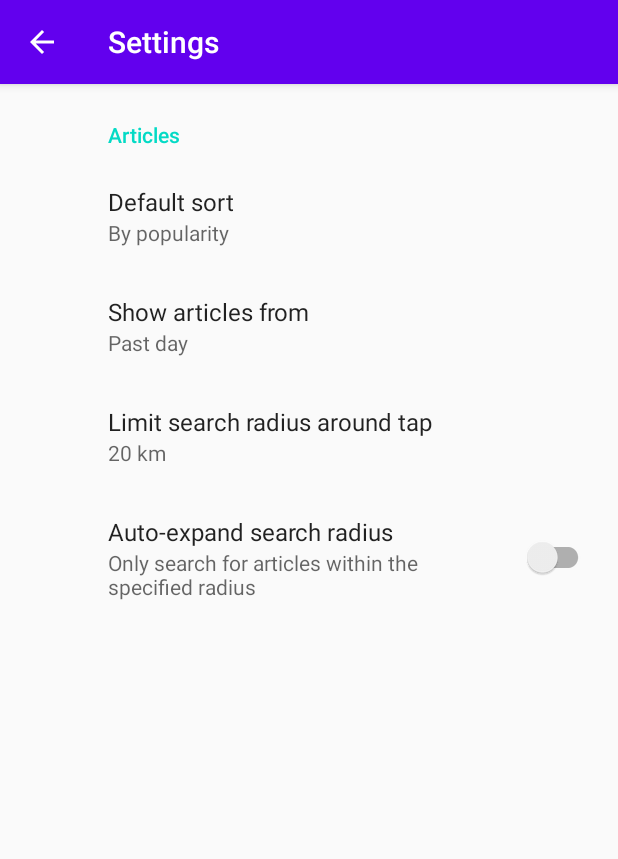
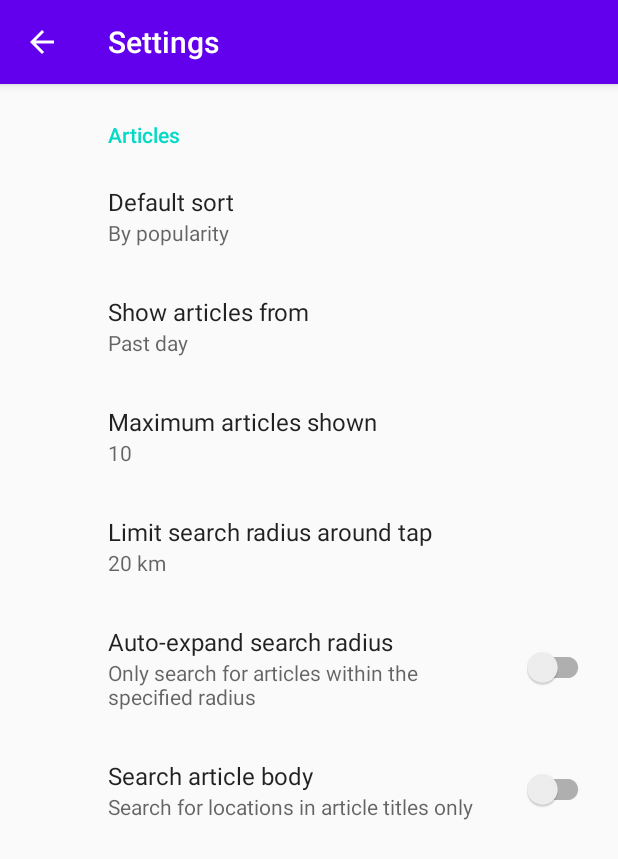
Before and after one commit to XhenryZhang/urth, an Android app: the SettingsActivity screen opened directly, with no data from a screen before it, on a phone screen of 412 x 824 dp. Shown: the top 859 px of the screen. Run offline under Robolectric (Android 15) with nearby library versions, the phone set to English and light mode, and no system bars; our stand-ins replace androidx.preference.

```diff
--- a/app/src/main/res/values/arrays.xml
+++ b/app/src/main/res/values/arrays.xml
@@ -6,9 +6,9 @@
         <item>By popularity</item>
     </string-array>
     <string-array name="default_sort_values">
-        <item>date</item>
-        <item>relevancy</item>
-        <item>popularity</item>
+        <item>by_date</item>
+        <item>by_relevancy</item>
+        <item>by_popularity</item>
     </string-array>
 
     <!-- Recency Filter Preferences -->
@@ -30,9 +30,9 @@
         <item>20</item>
     </string-array>
     <string-array name="max_articles_values">
-        <item>5</item>
-        <item>10</item>
-        <item>20</item>
+        <item>five</item>
+        <item>ten</item>
+        <item>twenty</item>
     </string-array>
 
     <!-- Search Radius Preferences -->
@@ -42,8 +42,8 @@
         <item>60 km</item>
     </string-array>
     <string-array name="search_radius_values">
-        <item>20</item>
-        <item>40</item>
-        <item>60</item>
+        <item>twenty</item>
+        <item>forty</item>
+        <item>sixty</item>
     </string-array>
 </resources>
--- a/app/src/main/res/values/strings.xml
+++ b/app/src/main/res/values/strings.xml
@@ -31,4 +31,7 @@
     <string name="expand_search_title">Auto-expand search radius</string>
     <string name="expand_search_summary_off">Only search for articles within the specified radius</string>
     <string name="expand_search_summary_on">Expand search radius if no nearby articles are found</string>
+    <string name="search_article_body_title">Search article body</string>
+    <string name="search_article_body_summary_off">Search for locations in article titles only</string>
+    <string name="search_article_body_summary_on">Search for locations in article bodies</string>
 </resources>
--- a/app/src/main/res/xml/root_preferences.xml
+++ b/app/src/main/res/xml/root_preferences.xml
@@ -3,7 +3,7 @@
     <PreferenceCategory app:title="@string/articles_header">
 
         <ListPreference
-            app:defaultValue="popularity"
+            app:defaultValue="by_popularity"
             app:entries="@array/default_sort_entries"
             app:entryValues="@array/default_sort_values"
             app:key="default_sort"
@@ -19,7 +19,15 @@
             app:useSimpleSummaryProvider="true" />
 
         <ListPreference
-            app:defaultValue="20"
+            app:defaultValue="ten"
+            app:entries="@array/max_articles_entries"
+            app:entryValues="@array/max_articles_values"
+            app:key="max_articles"
+            app:title="@string/max_articles_title"
+            app:useSimpleSummaryProvider="true" />
+
+        <ListPreference
+            app:defaultValue="twenty"
             app:entries="@array/search_radius_entries"
             app:entryValues="@array/search_radius_values"
             app:key="search_radius"
@@ -32,6 +40,12 @@
             app:summaryOn="@string/expand_search_summary_on"
             app:title="@string/expand_search_title" />
 
+        <SwitchPreferenceCompat
+            app:key="search_article_body"
+            app:summaryOff="@string/search_article_body_summary_off"
+            app:summaryOn="@string/search_article_body_summary_on"
+            app:title="@string/search_article_body_title" />
+
     </PreferenceCategory>
 
 </PreferenceScreen>
```
Also changed, not shown: app/src/main/java/edu/ucsb/cs/cs184/urth/AuthActivity.kt (+15 -9 lines), app/src/main/java/edu/ucsb/cs/cs184/urth/MapsActivity.kt (+14 -5 lines), app/src/main/java/edu/ucsb/cs/cs184/urth/UserPreferences.kt (added, +35 -0 lines).
